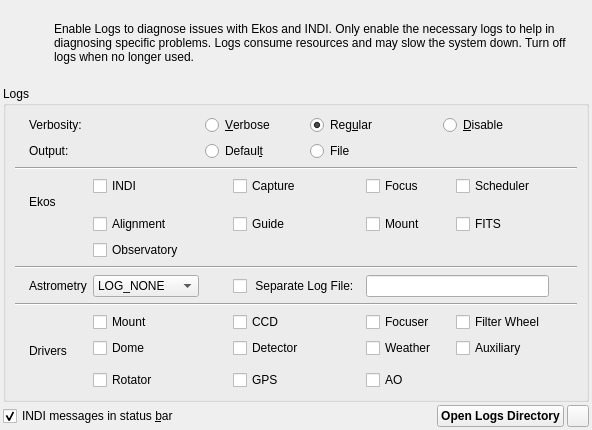
First picture: the form in kstars/ekos/auxiliary/opslogs.ui, repository KDE/kstars, before the edit.
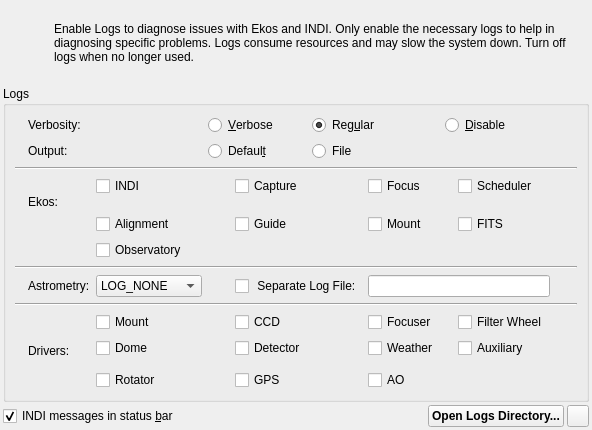
Second picture: the form after the edit. Icons and pictures are not drawn.

What changed in the file:
```diff
--- a/kstars/ekos/auxiliary/opslogs.ui
+++ b/kstars/ekos/auxiliary/opslogs.ui
@@ -130,7 +130,7 @@
          <string>Have problem with Ekos? Turn on logging for Ekos modules that exhibit issues.</string>
         </property>
         <property name="text">
-         <string>Ekos</string>
+         <string>Ekos:</string>
         </property>
        </widget>
       </item>
@@ -292,7 +292,7 @@
       <item row="10" column="1">
        <widget class="QLabel" name="label_3">
         <property name="text">
-         <string>Astrometry</string>
+         <string>Astrometry:</string>
         </property>
        </widget>
       </item>
@@ -407,7 +407,7 @@
          <string>Have problems with INDI drivers? Turn on logging for drivers that exhibit issues.</string>
         </property>
         <property name="text">
-         <string>Drivers</string>
+         <string>Drivers:</string>
         </property>
        </widget>
       </item>
@@ -526,7 +526,7 @@
         <string notr="true">font-weight:bold;</string>
        </property>
        <property name="text">
-        <string>Open Logs Directory</string>
+        <string>Open Logs Directory...</string>
        </property>
       </widget>
      </item>
```
Left out of the diff: 2 changed lines with no effect on the pictures.
